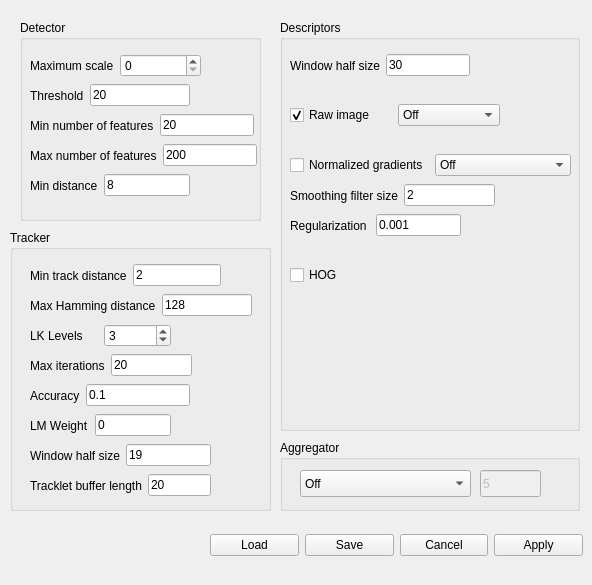
Above: mv_descriptor_learning/preferences.ui from jonabalzer/r4r before the change. Below: the same form after it.
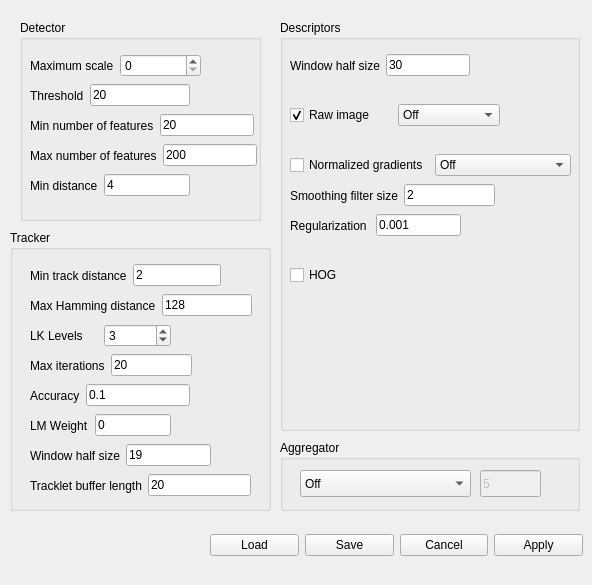
That is the form after the change.

What changed in the file:
```diff
--- a/mv_descriptor_learning/preferences.ui
+++ b/mv_descriptor_learning/preferences.ui
@@ -332,7 +332,7 @@
      <item>
       <widget class="QLineEdit" name="minInitDistEdit">
        <property name="text">
-        <string>8</string>
+        <string>4</string>
        </property>
       </widget>
      </item>
@@ -567,7 +567,7 @@
      <rect>
       <x>20</x>
       <y>240</y>
-      <width>181</width>
+      <width>221</width>
       <height>31</height>
      </rect>
     </property>
```
